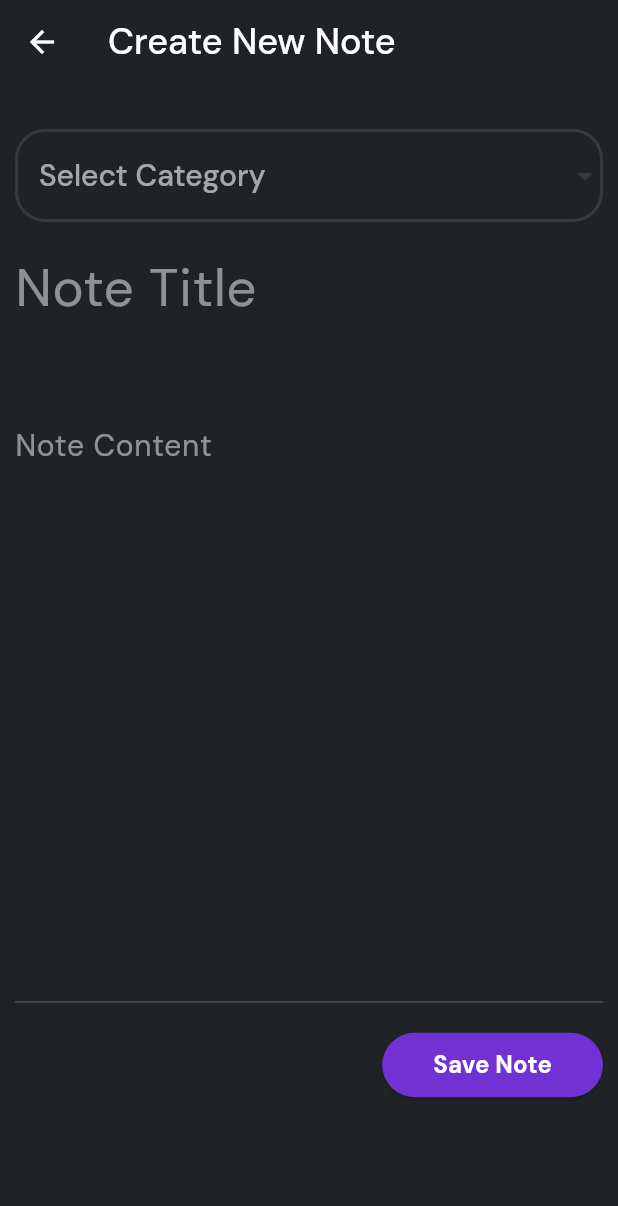
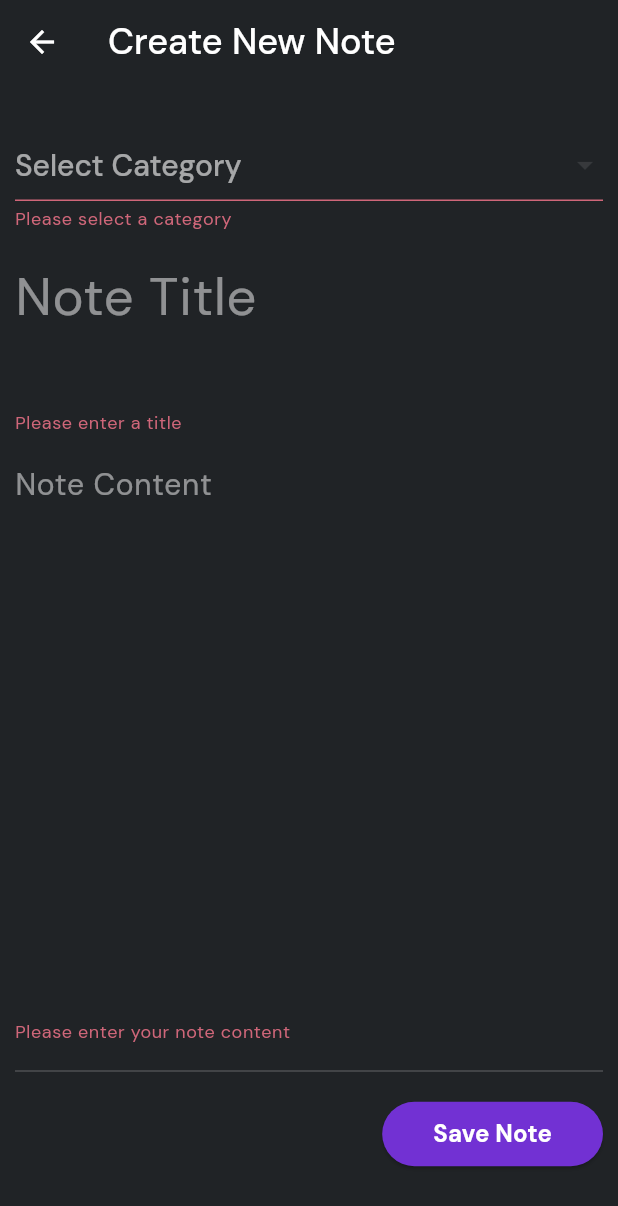
Before and after one commit to KesaraBandara/tidyup, a Flutter app: the CreateNotePage screen opened directly with empty values, after a tap on "Save Note", on a phone screen of 412 x 824 dp. Shown: the top 1206 px of the screen. Run offline on Flutter 3.47's test engine with Material 3 defaults, Android fonts, the light colour scheme and no system bars; our stand-ins replace go_router, google_fonts, hive, hive_flutter; accounts and stored records are empty; generated files the repository leaves out were written again.

Commit message:
added validations to create note feture

```diff
--- a/lib/pages/create_new_note.dart
+++ b/lib/pages/create_new_note.dart
@@ -1,10 +1,14 @@
 import 'package:flutter/foundation.dart';
 import 'package:flutter/material.dart';
 import 'package:google_fonts/google_fonts.dart';
+import 'package:tidyup/helpers/snackbar.dart';
+import 'package:tidyup/models/note_model.dart';
 import 'package:tidyup/services/note_service.dart';
 import 'package:tidyup/utils/colors.dart';
 import 'package:tidyup/utils/constants.dart';
+import 'package:tidyup/utils/router.dart';
 import 'package:tidyup/utils/text_styles.dart';
+import 'package:uuid/uuid.dart';
 
 class CreateNotePage extends StatefulWidget {
   final bool isNewCategory;
@@ -200,7 +204,7 @@ class _CreateNotePageState extends State<CreateNotePage> {
                     const SizedBox(height: 10),
                     //content field
                     TextFormField(
-                      controller: _noteTitileController,
+                      controller: _noteContentController,
                       validator: (value) {
                         if (value == null || value.isEmpty) {
                           return 'Please enter your note content';
@@ -237,7 +241,42 @@ class _CreateNotePageState extends State<CreateNotePage> {
                               AppColors.kFabColor,
                             ),
                           ),
-                          onPressed: () {},
+                          onPressed: () {
+                            //save the notes
+                            if (_formKey.currentState!.validate()) {
+                              try {
+                                final NoteService noteService = NoteService();
+                                noteService.addNote(
+                                  Note(
+                                    id: const Uuid().v4(),
+                                    title: _noteTitileController.text,
+                                    category: widget.isNewCategory
+                                        ? _categoryController.text
+                                        : category,
+                                    content: _noteContentController.text,
+                                    date: DateTime.now(),
+                                  ),
+                                );
+                                //show a snackbar
+                                AppHelpers.showSnackBar(
+                                  context,
+                                  'Note saved successfully',
+                                );
+
+                                //clear the form
+                                _noteTitileController.clear();
+                                _noteContentController.clear();
+                                AppRouter.router.push("/notes");
+                              } catch (e) {
+                                //show a snackbar
+                                AppHelpers.showSnackBar(
+                                  context,
+                                  'Failed to save note',
+                                );
+                              }
+                            }
+                          },
+
                           child: const Padding(
                             padding: EdgeInsets.all(10.0),
                             child: Text(
```
